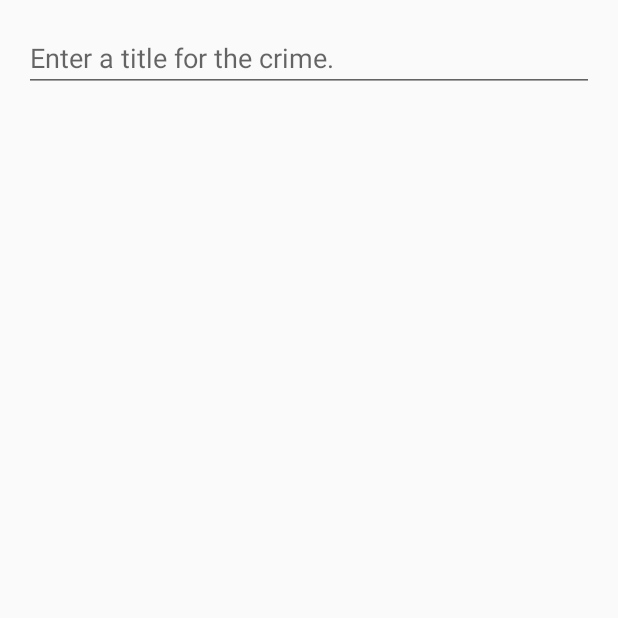
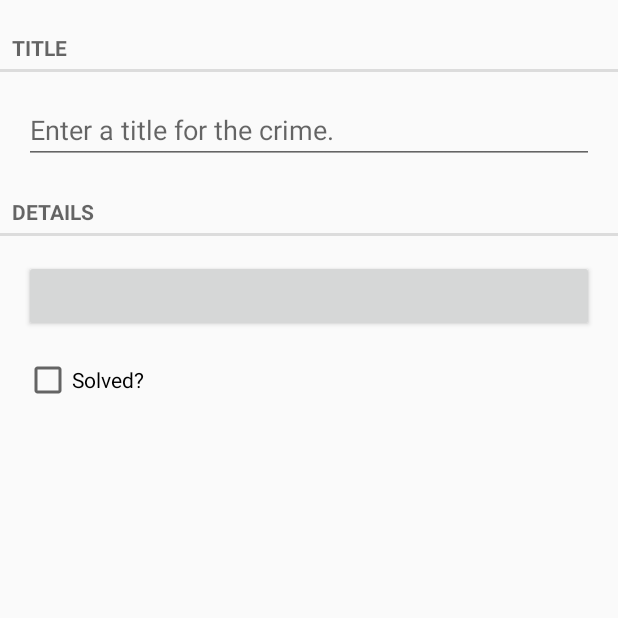
Before and after one commit to lynnik/CriminalIntent, an Android app: the fragment CrimeFragment placed in its activity, on a phone screen of 412 x 824 dp, the top half of it. Run offline under Robolectric (Android 15) with nearby library versions, the phone set to English and light mode, and no system bars.

Commit message:
Updated CrimeFragment layout.

```diff
--- a/app/src/main/res/layout/fragment_crime.xml
+++ b/app/src/main/res/layout/fragment_crime.xml
@@ -5,16 +5,67 @@
   android:layout_width="match_parent"
   android:layout_height="match_parent">
 
+  <TextView
+    android:id="@+id/crime_title_label"
+    style="?android:listSeparatorTextViewStyle"
+    android:layout_width="0dp"
+    android:layout_height="wrap_content"
+    android:layout_marginTop="16dp"
+    android:text="@string/crime_title_label"
+    app:layout_constraintLeft_toLeftOf="parent"
+    app:layout_constraintRight_toRightOf="parent"
+    app:layout_constraintTop_toTopOf="parent"/>
+
   <EditText
     android:id="@+id/crime_title"
     android:layout_width="0dp"
     android:layout_height="wrap_content"
+    android:layout_marginEnd="16dp"
     android:layout_marginLeft="16dp"
     android:layout_marginRight="16dp"
+    android:layout_marginStart="16dp"
     android:layout_marginTop="16dp"
     android:hint="@string/crime_title_hint"
     app:layout_constraintLeft_toLeftOf="parent"
     app:layout_constraintRight_toRightOf="parent"
-    app:layout_constraintTop_toTopOf="parent"/>
+    app:layout_constraintTop_toBottomOf="@+id/crime_title_label"/>
+
+  <TextView
+    android:id="@+id/crime_details_label"
+    style="?android:listSeparatorTextViewStyle"
+    android:layout_width="0dp"
+    android:layout_height="wrap_content"
+    android:layout_marginTop="16dp"
+    android:text="@string/crime_details_label"
+    app:layout_constraintLeft_toLeftOf="parent"
+    app:layout_constraintRight_toRightOf="parent"
+    app:layout_constraintTop_toBottomOf="@+id/crime_title"/>
+
+  <Button
+    android:id="@+id/crime_date"
+    android:layout_width="0dp"
+    android:layout_height="wrap_content"
+    android:layout_marginEnd="16dp"
+    android:layout_marginLeft="16dp"
+    android:layout_marginRight="16dp"
+    android:layout_marginStart="16dp"
+    android:layout_marginTop="16dp"
+    app:layout_constraintLeft_toLeftOf="parent"
+    app:layout_constraintRight_toRightOf="parent"
+    app:layout_constraintTop_toBottomOf="@+id/crime_details_label"/>
+
+  <CheckBox
+    android:id="@+id/crime_solved"
+    android:layout_width="0dp"
+    android:layout_height="wrap_content"
+    android:layout_marginEnd="16dp"
+    android:layout_marginLeft="16dp"
+    android:layout_marginRight="16dp"
+    android:layout_marginStart="16dp"
+    android:layout_marginTop="16dp"
+    android:text="@string/crime_solved_label"
+    app:layout_constraintLeft_toLeftOf="parent"
+    app:layout_constraintRight_toRightOf="parent"
+    app:layout_constraintTop_toBottomOf="@+id/crime_date"/>
 
 </android.support.constraint.ConstraintLayout>
--- a/app/src/main/res/values/strings.xml
+++ b/app/src/main/res/values/strings.xml
@@ -1,4 +1,7 @@
 <resources>
   <string name="app_name">CriminalIntent</string>
   <string name="crime_title_hint">Enter a title for the crime.</string>
+  <string name="crime_title_label">Title</string>
+  <string name="crime_details_label">Details</string>
+  <string name="crime_solved_label">Solved?</string>
 </resources>
```
